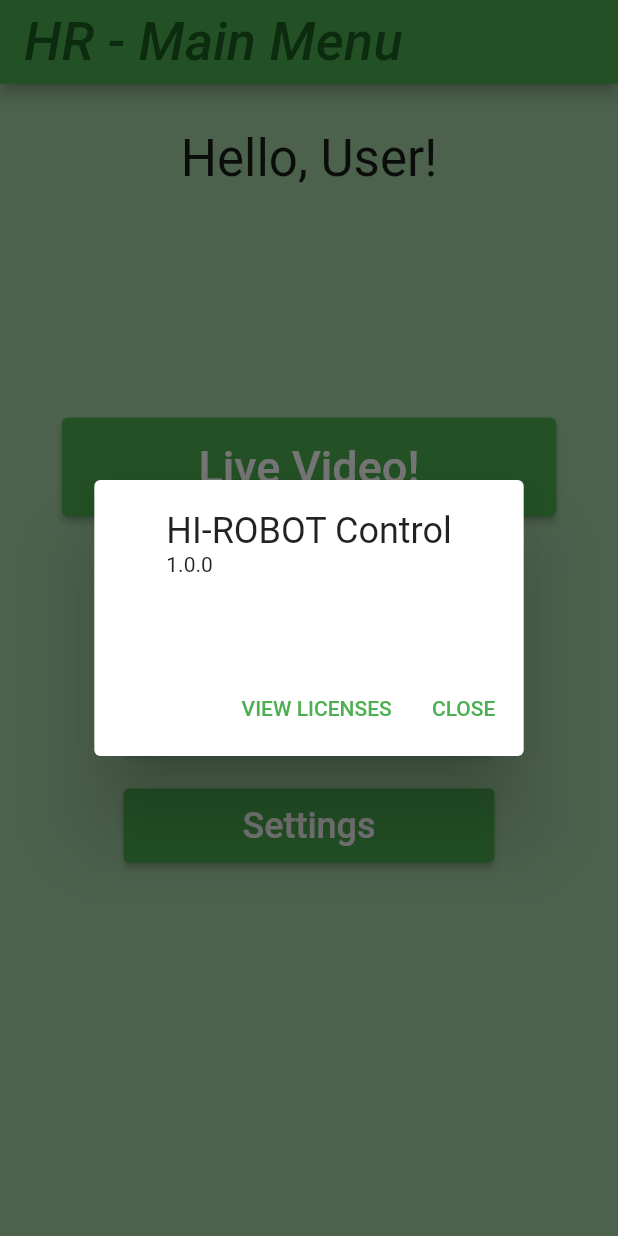
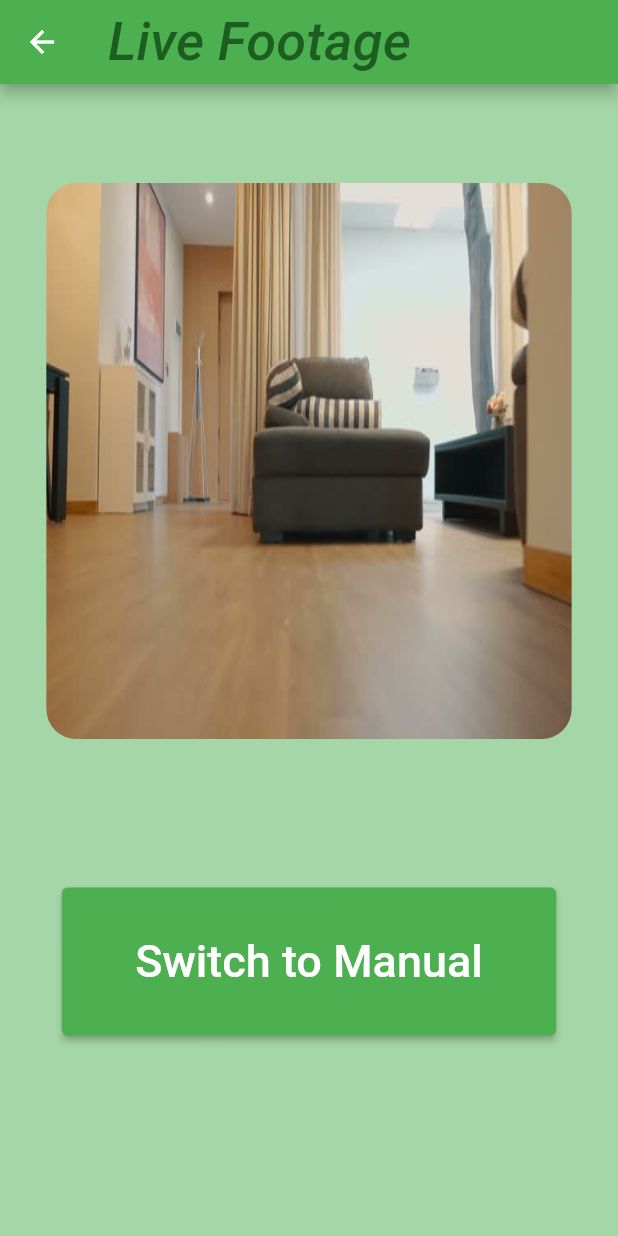
Before and after one commit to jonathanBreitman/HI-ROBOT, a Flutter app: the screen it shows after launch, after a tap on "Live Video!", on a phone screen of 412 x 824 dp. Run offline on Flutter 3.47's test engine with Material 2 defaults, Android fonts, the phone set to English and light mode, and no system bars; our stand-ins replace firebase_core; accounts and stored records are empty; Roboto replaces fonts that are missing (Georgia, Hind).

Commit message:
added live video page sketch
just the general structure of the page, still no video or connection to a database

```diff
--- /dev/null
+++ b/hr_app/lib/live_feed_page.dart
@@ -0,0 +1,76 @@
+import 'package:flutter/material.dart';
+
+class LiveFeedScreen extends StatefulWidget {
+  const LiveFeedScreen({Key key}) : super(key: key);
+
+  @override
+  _LiveFeedScreenState createState() => _LiveFeedScreenState();
+}
+
+class _LiveFeedScreenState extends State<LiveFeedScreen> {
+  bool _isManual=false;
+  void switchControlType(){
+    setState(() {
+      _isManual = !_isManual;
+    });
+  }
+  @override
+  Widget build(BuildContext context) {
+    return Scaffold(
+        appBar: AppBar(
+          // Here we take the value from the MyHomePage object that was created by
+          // the App.build method, and use it to set our appbar title.
+          title: Text("Live Footage",
+            style: TextStyle(color: Colors.green.shade900),
+          ),
+
+        ),
+        body: Center(
+          child: Column(
+            mainAxisAlignment: MainAxisAlignment.start,
+            crossAxisAlignment: CrossAxisAlignment.center,
+            children: <Widget>[
+              SizedBox(
+                height: MediaQuery.of(context).size.height * 0.08,
+              ),
+              ClipRRect(
+                borderRadius: BorderRadius.circular(20),
+                child: SizedBox(
+                  height: MediaQuery.of(context).size.height * 0.45,
+                  width: MediaQuery.of(context).size.width * 0.85,
+                  child: Image.asset(
+                    'assets/images/room_irobot_pov.jpg',
+                    fit: BoxFit.fill,
+                  ),
+                ),
+              ),
+              SizedBox(
+                height: MediaQuery.of(context).size.height * 0.12,
+              ),
+              Container(
+                height: MediaQuery.of(context).size.height * 0.12,
+                width: MediaQuery.of(context).size.width * 0.8,
+
+                child: ElevatedButton(onPressed: () {
+                  /*Navigator.push(
+                      context,
+                      MaterialPageRoute(
+                          builder: (context) =>
+                              LiveFeedScreen())
+                  );*/
+                  switchControlType();
+                },
+                  child: Text(_isManual? 'Switch to Autonomous' : 'Switch to Manual',
+                    style: TextStyle(fontSize: _isManual? 26: 30),
+                  ),
+                  style: ButtonStyle(
+
+                  ),
+                ),
+              ),
+            ],
+          ),
+        )
+    );
+  }
+}
--- a/hr_app/lib/main.dart
+++ b/hr_app/lib/main.dart
@@ -2,6 +2,7 @@ import 'package:flutter/material.dart';
 import 'package:firebase_core/firebase_core.dart';
 import 'package:flutter/cupertino.dart';
 import 'package:provider/provider.dart';
+import 'live_feed_page.dart';
 
 Future<void> main() async {
   WidgetsFlutterBinding.ensureInitialized();
@@ -129,7 +130,12 @@ class _MyHomePageState extends State<MyHomePage> {
               width: MediaQuery.of(context).size.width * 0.8,
 
               child: ElevatedButton(onPressed: () {
-                showAboutDialog(context: context, applicationVersion: '1.0.0');
+                Navigator.push(
+                    context,
+                    MaterialPageRoute(
+                        builder: (context) =>
+                            LiveFeedScreen())
+                );
               },
                 child: Text(
                     'Live Video!',
@@ -148,10 +154,10 @@ class _MyHomePageState extends State<MyHomePage> {
               width: MediaQuery.of(context).size.width * 0.6,
 
               child: ElevatedButton(onPressed: () {
-                int i=0;
+                ScaffoldMessenger.of(context).showSnackBar(SnackBar(content: Text('soon...'), duration: Duration(seconds: 1),));
               },
                 child: Text(
-                  'control',
+                  'Control',
                   style: TextStyle(fontSize: 24),
                 ),
                 style: ButtonStyle(
@@ -168,7 +174,7 @@ class _MyHomePageState extends State<MyHomePage> {
               width: MediaQuery.of(context).size.width * 0.6,
 
               child: ElevatedButton(onPressed: () {
-                int i=0;
+                ScaffoldMessenger.of(context).showSnackBar(SnackBar(content: Text('soon...'), duration: Duration(seconds: 1),));
               },
                 child: Text(
                   'Saved Footage',
@@ -188,7 +194,7 @@ class _MyHomePageState extends State<MyHomePage> {
               width: MediaQuery.of(context).size.width * 0.6,
 
               child: ElevatedButton(onPressed: () {
-                int i=0;
+                ScaffoldMessenger.of(context).showSnackBar(SnackBar(content: Text('soon...'), duration: Duration(seconds: 1),));
               },
                 child: Text(
                   'Settings',
--- a/hr_app/pubspec.yaml
+++ b/hr_app/pubspec.yaml
@@ -83,3 +83,5 @@ flutter:
   #
   # For details regarding fonts from package dependencies,
   # see https://flutter.dev/custom-fonts/#from-packages
+  assets:
+    - assets/images/room_irobot_pov.jpg
```
Also changed, not shown: hr_app/assets/images/room_irobot_pov.jpg (added).
